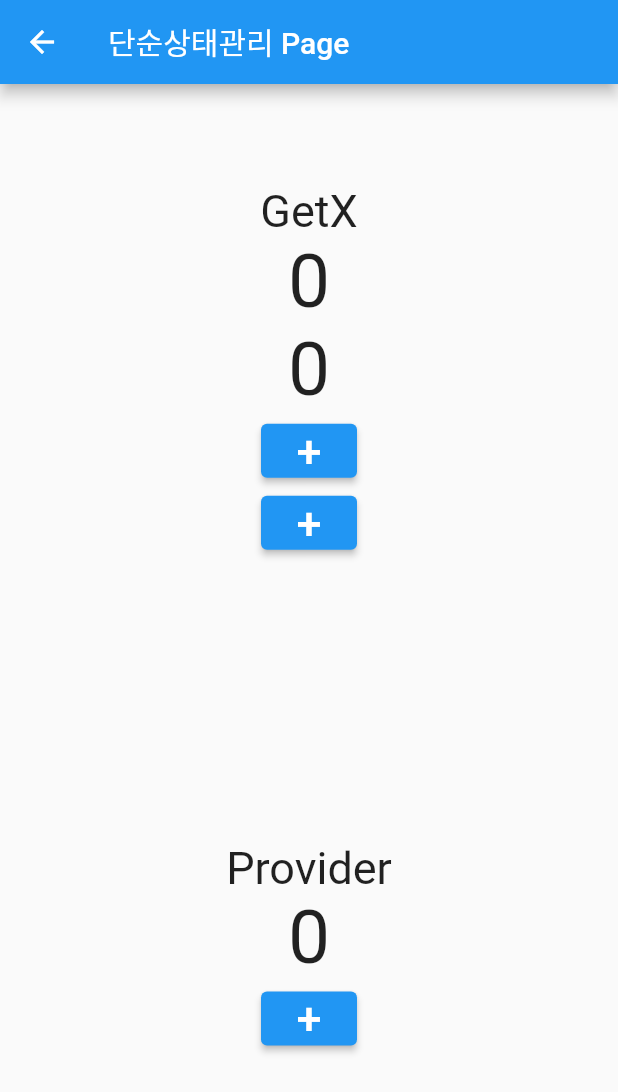
After one commit to russell-g5628/sample_router_flutter, a Flutter app: the screen it shows after launch, after a tap on "단순 상태 관리", on a phone screen of 412 x 824 dp. The commit adds this screen. Shown: the top 1092 px of the screen. Run offline on Flutter 3.47's test engine with Material 2 defaults, Android fonts, the phone set to English and light mode, and no system bars; our stand-ins replace get.

Commit message:
with Get commit

```diff
--- a/analysis_options.yaml
+++ b/analysis_options.yaml
@@ -22,8 +22,8 @@ linter:
   # `// ignore_for_file: name_of_lint` syntax on the line or in the file
   # producing the lint.
   rules:
-    # avoid_print: false  # Uncomment to disable the `avoid_print` rule
-    # prefer_single_quotes: true  # Uncomment to enable the `prefer_single_quotes` rule
+  # avoid_print: false  # Uncomment to disable the `avoid_print` rule
+  # prefer_single_quotes: true  # Uncomment to enable the `prefer_single_quotes` rule
 
 # Additional information about this file can be found at
 # https://dart.dev/guides/language/analysis-options
--- a/lib/main.dart
+++ b/lib/main.dart
@@ -1,5 +1,7 @@
 import 'package:flutter/material.dart';
 import 'package:get/get.dart';
+import 'package:sample_router_flutter/src/binder/binding_with_route_binding.dart';
+import 'package:sample_router_flutter/src/binding_with_route.dart';
 import 'package:sample_router_flutter/src/home.dart';
 import 'package:sample_router_flutter/src/pages/named/first_named.dart';
 import 'package:sample_router_flutter/src/pages/named/second_named.dart';
@@ -58,6 +60,17 @@ class MyApp extends StatelessWidget {
           page: () => UserPage(),
           transition: Transition.zoom,
         ),
+        // GetPage(
+        //   name: '/binding',
+        //   page: () => BindingWithRoutePage(),
+        //   binding: BindingsBuilder(() {
+        //     Get.put(BindingController);
+        //   }),
+        GetPage(
+          name: '/binding',
+          page: () => BindingWithRoutePage(),
+          binding: BindingWithRouteBinding(),
+        )
       ],
     );
   }
--- /dev/null
+++ b/lib/src/binder/binding_with_route_binding.dart
@@ -0,0 +1,11 @@
+import 'package:get/get.dart';
+import 'package:get/get_instance/get_instance.dart';
+import 'package:sample_router_flutter/src/controller/binding_controller.dart';
+
+class BindingWithRouteBinding extends Bindings {
+  @override
+  void dependencies() {
+    // Get.lazyPut(() => BindingController());
+    Get.put(BindingController());
+  }
+}
--- /dev/null
+++ b/lib/src/controller/binding_controller.dart
@@ -0,0 +1,5 @@
+import 'package:get/get.dart';
+
+class BindingController extends GetxController {
+  void increase() {}
+}
--- /dev/null
+++ b/lib/src/controller/count_controller_with_getx.dart
@@ -0,0 +1,10 @@
+import 'package:get/get.dart';
+
+class CountControllerWithGetX extends GetxController {
+  int count = 0;
+
+  void increase(String id) {
+    count++;
+    update([id]);
+  }
+}
--- /dev/null
+++ b/lib/src/controller/count_controller_with_provider.dart
@@ -0,0 +1,10 @@
+import 'package:flutter/material.dart';
+
+class CountControllerWithProvider extends ChangeNotifier {
+  int count = 0;
+
+  void increase() {
+    count++;
+    notifyListeners();
+  }
+}
--- /dev/null
+++ b/lib/src/controller/dependency_controller.dart
@@ -0,0 +1,5 @@
+import 'package:get/get.dart';
+
+class DependencyController extends GetxController {
+  void increase() {}
+}
--- a/lib/src/home.dart
+++ b/lib/src/home.dart
@@ -1,6 +1,9 @@
 import 'package:flutter/material.dart';
 import 'package:get/get.dart';
+import 'package:sample_router_flutter/src/pages/dependencies/dependency_manage_page.dart';
 import 'package:sample_router_flutter/src/pages/normal/first.dart';
+import 'package:sample_router_flutter/src/pages/rx_state_manage_page.dart';
+import 'package:sample_router_flutter/src/pages/simple_state_manage_page.dart';
 
 class Home extends StatefulWidget {
   const Home({Key? key}) : super(key: key);
@@ -63,7 +66,44 @@ class _HomeState extends State<Home> {
                   "/user/test123?name=개남&age=32",
                 );
               },
-                child: Text('동적 라우팅')),
+              child: Text('동적 라우팅'),
+            ),
+            ElevatedButton(
+              child: Text('단순 상태 관리'),
+              onPressed: () {
+                /// NOTE Original Flutter
+
+                /// GETX
+                Get.to(SimpleStateManagePage());
+              },
+            ),
+            ElevatedButton(
+              child: Text('RX 상태 관리'),
+              onPressed: () {
+                /// NOTE Original Flutter
+
+                /// GETX
+                Get.to(RxStateManagePage());
+              },
+            ),
+            ElevatedButton(
+              child: Text('Dependency'),
+              onPressed: () {
+                /// NOTE Original Flutter
+
+                /// GETX
+                Get.to(DependencyManagePage());
+              },
+            ),
+            ElevatedButton(
+              child: Text('Dependency with route'),
+              onPressed: () {
+                /// NOTE Original Flutter
+
+                /// GETX
+                Get.toNamed('/binding');
+              },
+            ),
           ],
         ),
       ),
--- a/lib/src/pages/named/second_named.dart
+++ b/lib/src/pages/named/second_named.dart
@@ -1,6 +1,5 @@
 import 'package:flutter/material.dart';
 import 'package:get/get.dart';
-import 'package:sample_router_flutter/src/Home.dart';
 
 class SecondNamedPage extends StatelessWidget {
   const SecondNamedPage({Key? key}) : super(key: key);
--- /dev/null
+++ b/lib/src/pages/simple_state_manage_page.dart
@@ -0,0 +1,35 @@
+import 'package:flutter/material.dart';
+import 'package:get/get.dart';
+import 'package:provider/provider.dart';
+import 'package:sample_router_flutter/src/controller/count_controller_with_getx.dart';
+import 'package:sample_router_flutter/src/controller/count_controller_with_provider.dart';
+import 'package:sample_router_flutter/src/pages/state/with_getx.dart';
+import 'package:sample_router_flutter/src/pages/state/with_provider.dart';
+
+class SimpleStateManagePage extends StatelessWidget {
+  const SimpleStateManagePage({Key? key}) : super(key: key);
+
+  @override
+  Widget build(BuildContext context) {
+    Get.put(CountControllerWithGetX());
+    return Scaffold(
+      appBar: AppBar(
+        title: Text('단순상태관리 Page'),
+      ),
+      body: Center(
+        child: Column(
+          mainAxisAlignment: MainAxisAlignment.center,
+          children: [
+            Expanded(child: WithGetX()),
+            Expanded(
+              child: ChangeNotifierProvider<CountControllerWithProvider>(
+                create: (_) => CountControllerWithProvider(),
+                child: WithProvider(),
+              ),
+            ),
+          ],
+        ),
+      ),
+    );
+  }
+}
--- /dev/null
+++ b/lib/src/pages/state/with_getx.dart
@@ -0,0 +1,56 @@
+import 'package:flutter/material.dart';
+import 'package:get/get.dart';
+import 'package:sample_router_flutter/src/controller/count_controller_with_getx.dart';
+
+class WithGetX extends StatelessWidget {
+// class WithGetX extends GetView<CountControllerWithGetX> {
+  const WithGetX({Key? key}) : super(key: key);
+
+  @override
+  Widget build(BuildContext context) {
+    return Container(
+      child: Column(
+        mainAxisAlignment: MainAxisAlignment.center,
+        children: [
+          Text(
+            'GetX',
+            style: TextStyle(fontSize: 30),
+          ),
+          GetBuilder<CountControllerWithGetX>(
+            id: 'first',
+            builder: (controller) {
+              return Text(
+                '${controller.count}',
+                style: TextStyle(fontSize: 50),
+              );
+            },
+          ),
+          GetBuilder<CountControllerWithGetX>(
+            id: 'second',
+            builder: (controller) {
+              return Text(
+                '${controller.count}',
+                style: TextStyle(fontSize: 50),
+              );
+            },
+          ),
+          buildElevatedButton('first'),
+          buildElevatedButton('second'),
+        ],
+      ),
+    );
+  }
+
+  ElevatedButton buildElevatedButton(String id) {
+    return ElevatedButton(
+      onPressed: () {
+        // controller.increase(id);
+        Get.find<CountControllerWithGetX>().increase(id);
+      },
+      child: Text(
+        '+',
+        style: TextStyle(fontSize: 30),
+      ),
+    );
+  }
+}
--- /dev/null
+++ b/lib/src/pages/state/with_provider.dart
@@ -0,0 +1,38 @@
+import 'package:flutter/material.dart';
+import 'package:provider/provider.dart';
+import 'package:sample_router_flutter/src/controller/count_controller_with_provider.dart';
+
+class WithProvider extends StatelessWidget {
+  const WithProvider({Key? key}) : super(key: key);
+
+  @override
+  Widget build(BuildContext context) {
+    return Container(
+      child: Column(
+        mainAxisAlignment: MainAxisAlignment.center,
+        children: [
+          Text(
+            'Provider',
+            style: TextStyle(fontSize: 30),
+          ),
+          Consumer<CountControllerWithProvider>(builder: (_, snapshot, child) {
+            return Text(
+              snapshot.count.toString(),
+              style: TextStyle(fontSize: 50),
+            );
+          }),
+          ElevatedButton(
+            child: Text(
+              '+',
+              style: TextStyle(fontSize: 30),
+            ),
+            onPressed: () {
+              Provider.of<CountControllerWithProvider>(context, listen: false)
+                  .increase();
+            },
+          ),
+        ],
+      ),
+    );
+  }
+}
--- a/lib/src/pages/user_page.dart
+++ b/lib/src/pages/user_page.dart
@@ -1,7 +1,5 @@
 import 'package:flutter/material.dart';
 import 'package:get/get.dart';
-
-import '../home.dart';
 
 class UserPage extends StatelessWidget {
   const UserPage({Key? key}) : super(key: key);
--- a/pubspec.yaml
+++ b/pubspec.yaml
@@ -35,6 +35,7 @@ dependencies:
   # Use with the CupertinoIcons class for iOS style icons.
   cupertino_icons: ^1.0.2
   get: ^4.3.8
+  provider: ^6.0.0
 
 dev_dependencies:
   flutter_test:
@@ -45,7 +46,7 @@ dev_dependencies:
   # activated in the `analysis_options.yaml` file located at the root of your
   # package. See that file for information about deactivating specific lint
   # rules and activating additional ones.
-  flutter_lints: ^1.0.0
+  flutter_lints: ^1.0.4
 
 # For information on the generic Dart part of this file, see the
 # following page: https://dart.dev/tools/pub/pubspec
```
Also changed, not shown: lib/src/binding_with_route.dart (added, +13 -0 lines), lib/src/controller/count_controller_with_getx_rx.dart (added, +36 -0 lines), lib/src/pages/dependencies/dependency_manage_page.dart (added, +60 -0 lines), lib/src/pages/dependencies/get_put.dart (added, +25 -0 lines), lib/src/pages/rx_state_manage_page.dart (added, +26 -0 lines), lib/src/pages/state/with_getx_rx.dart (added, +47 -0 lines), pubspec.lock. Lines whose indentation alone changed are shown as unchanged.
